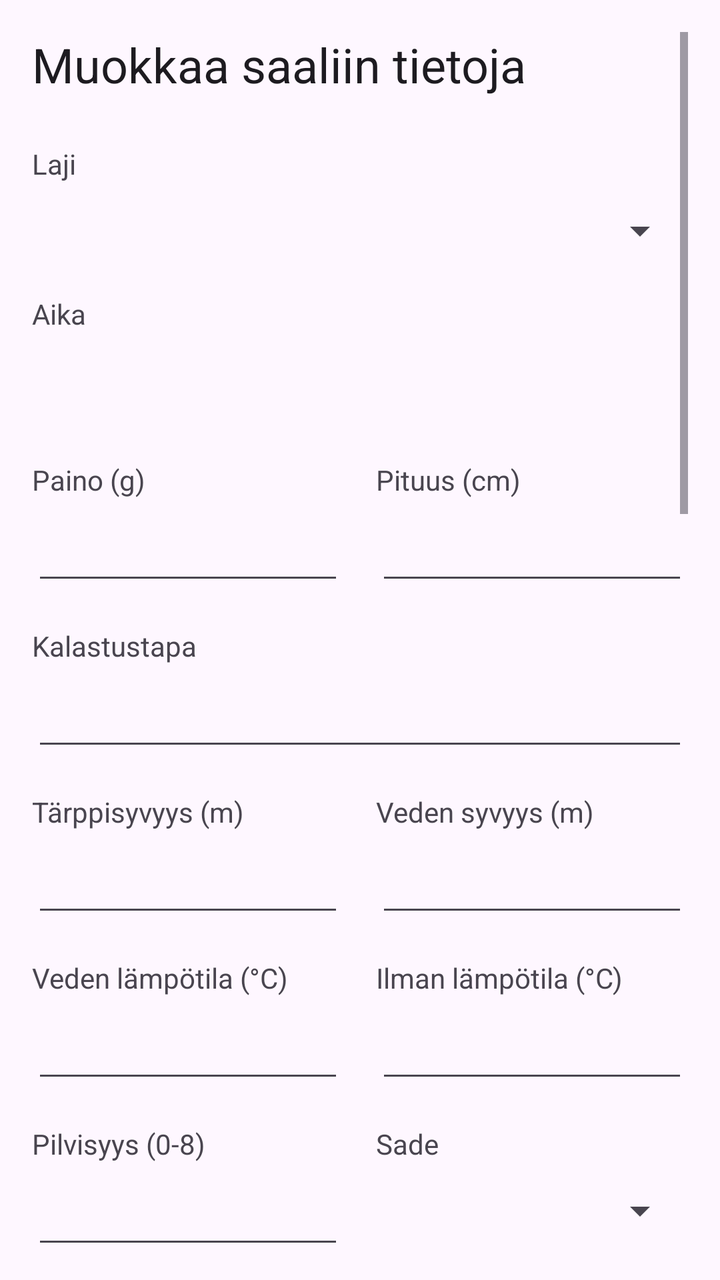
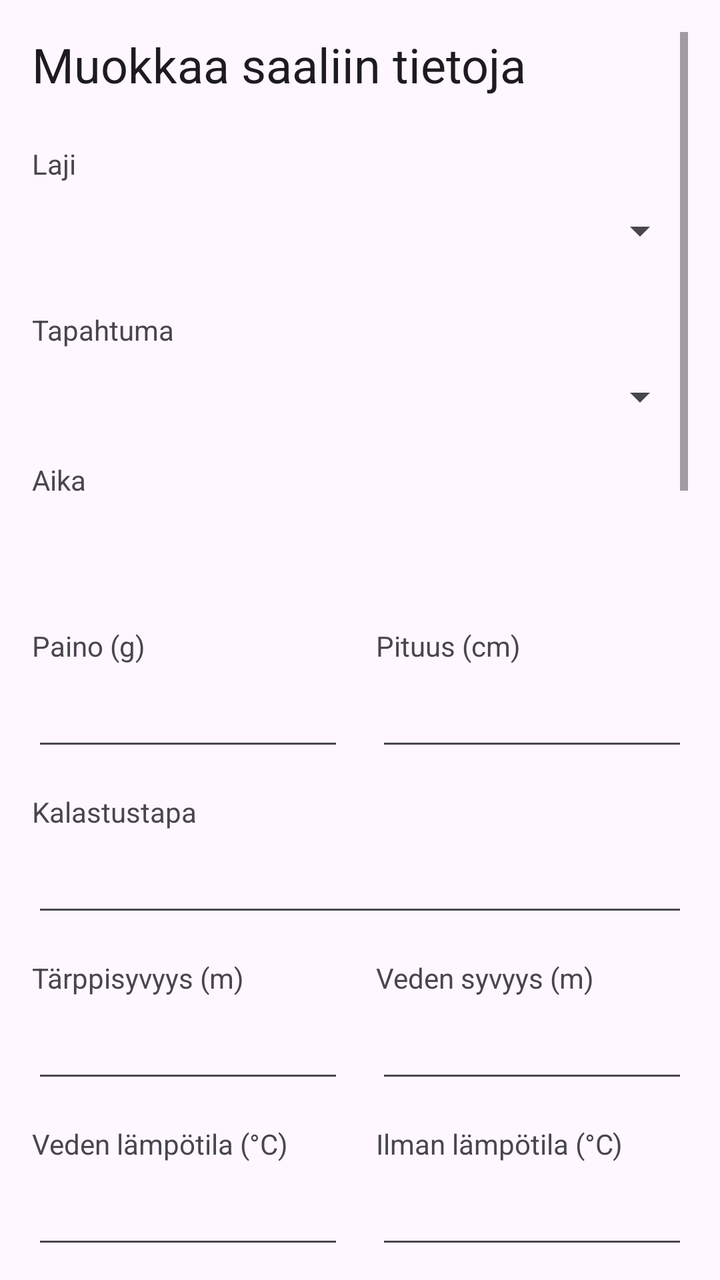

Screens rendered from an Android XML layout before and after an edit, with the pre-edit source and the edit as a unified diff.
<!-- AndroidManifest.xml: application theme Theme.KalaKartta -->
<!-- res/layout/activity_edit_catch.xml -->
<?xml version="1.0" encoding="utf-8"?>
<ScrollView xmlns:android="http://schemas.android.com/apk/res/android"
    xmlns:app="http://schemas.android.com/apk/res-auto"
    android:layout_width="match_parent"
    android:layout_height="match_parent"
    android:padding="16dp">

    <LinearLayout
        android:layout_width="match_parent"
        android:layout_height="wrap_content"
        android:orientation="vertical">

        <TextView
            android:layout_width="match_parent"
            android:layout_height="wrap_content"
            android:text="@string/edit_catch_title"
            android:textAppearance="@style/TextAppearance.AppCompat.Headline"
            android:layout_marginBottom="24dp" />

        <TextView
            android:id="@+id/speciesLabel"
            android:layout_width="match_parent"
            android:layout_height="wrap_content"
            android:text="@string/species" />
        <Spinner
            android:id="@+id/speciesSpinner"
            android:layout_width="match_parent"
            android:layout_height="wrap_content"
            android:minHeight="48dp"
            android:layout_marginBottom="8dp"
            android:saveEnabled="false" />

        <LinearLayout
            android:id="@+id/fishWeatherLayout"
            android:layout_width="match_parent"
            android:layout_height="wrap_content"
            android:orientation="vertical">

            <CheckBox
                android:id="@+id/autoWeatherCheckBox"
                android:layout_width="match_parent"
                android:layout_height="wrap_content"
                android:text="Lisää säätiedot automaattisesti"
                android:layout_marginBottom="4dp"
                android:visibility="gone" />

            <TextView
                android:id="@+id/nearestStationText"
                android:layout_width="match_parent"
                android:layout_height="wrap_content"
                android:text="Lähin sääasema: haetaan..."
                android:textSize="12sp"
                android:layout_marginBottom="16dp"
                android:visibility="gone" />
        </LinearLayout>

        <LinearLayout
            android:id="@+id/placeNameContainer"
            android:layout_width="match_parent"
            android:layout_height="wrap_content"
            android:orientation="vertical"
            android:visibility="gone">
            <TextView
                android:layout_width="match_parent"
                android:layout_height="wrap_content"
                android:text="@string/place_name" />
            <EditText
                android:id="@+id/placeNameEditText"
                android:layout_width="match_parent"
                android:layout_height="wrap_content"
                android:inputType="textCapSentences"
                android:minHeight="48dp"
                android:importantForAutofill="no" />
        </LinearLayout>

        <TextView
            android:layout_width="match_parent"
            android:layout_height="wrap_content"
            android:text="@string/time" />
        <Button
            android:id="@+id/dateTimeButton"
            style="@style/Widget.Material3.Button.TextButton"
            android:layout_width="match_parent"
            android:layout_height="wrap_content"
            android:layout_marginBottom="16dp"
            android:gravity="start|center_vertical"
            android:textAlignment="viewStart" />

        <LinearLayout
            android:id="@+id/fishSpecificFields"
            android:layout_width="match_parent"
            android:layout_height="wrap_content"
            android:orientation="vertical">

            <LinearLayout
                android:layout_width="match_parent"
                android:layout_height="wrap_content"
                android:orientation="horizontal"
                android:baselineAligned="false">
                <LinearLayout
                    android:layout_width="0dp"
                    android:layout_height="wrap_content"
                    android:layout_weight="1"
                    android:orientation="vertical"
                    android:layout_marginEnd="8dp">
                    <TextView
                        android:layout_width="match_parent"
                        android:layout_height="wrap_content"
                        android:text="@string/weight" />
                    <EditText
                        android:id="@+id/weightEditText"
                        android:layout_width="match_parent"
                        android:layout_height="wrap_content"
                        android:inputType="number"
                        android:minHeight="48dp"
                        android:importantForAutofill="no" />
                </LinearLayout>
                <LinearLayout
                    android:layout_width="0dp"
                    android:layout_height="wrap_content"
                    android:layout_weight="1"
                    android:orientation="vertical"
                    android:layout_marginStart="8dp">
                    <TextView
                        android:layout_width="match_parent"
                        android:layout_height="wrap_content"
                        android:text="@string/length" />
                    <EditText
                        android:id="@+id/lengthEditText"
                        android:layout_width="match_parent"
                        android:layout_height="wrap_content"
                        android:inputType="number"
                        android:minHeight="48dp"
                        android:importantForAutofill="no" />
                </LinearLayout>
            </LinearLayout>

            <TextView
                android:layout_width="match_parent"
                android:layout_height="wrap_content"
                android:text="@string/method"
                android:layout_marginTop="16dp" />
            <EditText
                android:id="@+id/methodEditText"
                android:layout_width="match_parent"
                android:layout_height="wrap_content"
                android:inputType="text"
                android:minHeight="48dp"
                android:importantForAutofill="no" />

            <LinearLayout
                android:layout_width="match_parent"
                android:layout_height="wrap_content"
                android:orientation="horizontal"
                android:baselineAligned="false"
                android:layout_marginTop="16dp">
                <LinearLayout
                    android:layout_width="0dp"
                    android:layout_height="wrap_content"
                    android:layout_weight="1"
                    android:orientation="vertical"
                    android:layout_marginEnd="8dp">
                    <TextView
                        android:layout_width="match_parent"
                        android:layout_height="wrap_content"
                        android:text="@string/strike_depth" />
                    <EditText
                        android:id="@+id/strikeDepthEditText"
                        android:layout_width="match_parent"
                        android:layout_height="wrap_content"
                        android:inputType="numberDecimal"
                        android:minHeight="48dp"
                        android:importantForAutofill="no" />
                </LinearLayout>
                <LinearLayout
                    android:layout_width="0dp"
                    android:layout_height="wrap_content"
                    android:layout_weight="1"
                    android:orientation="vertical"
                    android:layout_marginStart="8dp">
                    <TextView
                        android:layout_width="match_parent"
                        android:layout_height="wrap_content"
                        android:text="@string/water_depth" />
                    <EditText
                        android:id="@+id/waterDepthEditText"
                        android:layout_width="match_parent"
                        android:layout_height="wrap_content"
                        android:inputType="numberDecimal"
                        android:minHeight="48dp"
                        android:importantForAutofill="no" />
                </LinearLayout>
            </LinearLayout>

            <LinearLayout
                android:layout_width="match_parent"
                android:layout_height="wrap_content"
                android:orientation="horizontal"
                android:baselineAligned="false"
                android:layout_marginTop="16dp">
                <LinearLayout
                    android:layout_width="0dp"
                    android:layout_height="wrap_content"
                    android:layout_weight="1"
                    android:orientation="vertical"
                    android:layout_marginEnd="8dp">
                    <TextView
                        android:layout_width="match_parent"
                        android:layout_height="wrap_content"
                        android:text="@string/water_temp" />
                    <EditText
                        android:id="@+id/waterTempEditText"
                        android:layout_width="match_parent"
                        android:layout_height="wrap_content"
                        android:inputType="numberDecimal|numberSigned"
                        android:minHeight="48dp"
                        android:importantForAutofill="no" />
                </LinearLayout>
                <LinearLayout
                    android:layout_width="0dp"
                    android:layout_height="wrap_content"
                    android:layout_weight="1"
                    android:orientation="vertical"
                    android:layout_marginStart="8dp">
                    <TextView
                        android:layout_width="match_parent"
                        android:layout_height="wrap_content"
                        android:text="@string/air_temp" />
                    <EditText
                        android:id="@+id/airTempEditText"
                        android:layout_width="match_parent"
                        android:layout_height="wrap_content"
                        android:inputType="numberDecimal|numberSigned"
                        android:minHeight="48dp"
                        android:importantForAutofill="no" />
                </LinearLayout>
            </LinearLayout>

            <LinearLayout
                android:layout_width="match_parent"
                android:layout_height="wrap_content"
                android:orientation="horizontal"
                android:baselineAligned="false"
                android:layout_marginTop="16dp">
                <LinearLayout
                    android:layout_width="0dp"
                    android:layout_height="wrap_content"
                    android:layout_weight="1"
                    android:orientation="vertical"
                    android:layout_marginEnd="8dp">
                    <TextView
                        android:layout_width="match_parent"
                        android:layout_height="wrap_content"
                        android:text="@string/cloudiness" />
                    <EditText
                        android:id="@+id/cloudinessEditText"
                        android:layout_width="match_parent"
                        android:layout_height="wrap_content"
                        android:inputType="number"
                        android:minHeight="48dp"
                        android:importantForAutofill="no" />
                </LinearLayout>
                <LinearLayout
                    android:layout_width="0dp"
                    android:layout_height="wrap_content"
                    android:layout_weight="1"
                    android:orientation="vertical"
                    android:layout_marginStart="8dp">
                    <TextView
                        android:layout_width="match_parent"
                        android:layout_height="wrap_content"
                        android:text="@string/rain" />
                    <Spinner
                        android:id="@+id/rainSpinner"
                        android:layout_width="match_parent"
                        android:layout_height="wrap_content"
                        android:minHeight="48dp" />
                </LinearLayout>
            </LinearLayout>

            <LinearLayout
                android:layout_width="match_parent"
                android:layout_height="wrap_content"
                android:orientation="horizontal"
                android:baselineAligned="false"
                android:layout_marginTop="16dp">
                <LinearLayout
                    android:layout_width="0dp"
                    android:layout_height="wrap_content"
                    android:layout_weight="1"
                    android:orientation="vertical"
                    android:layout_marginEnd="8dp">
                    <TextView
                        android:layout_width="match_parent"
                        android:layout_height="wrap_content"
                        android:text="@string/rain_hour_mm" />
                    <EditText
                        android:id="@+id/rainHourMmEditText"
                        android:layout_width="match_parent"
                        android:layout_height="wrap_content"
                        android:inputType="numberDecimal"
                        android:minHeight="48dp"
                        android:importantForAutofill="no" />
                </LinearLayout>
                <LinearLayout
                    android:layout_width="0dp"
                    android:layout_height="wrap_content"
                    android:layout_weight="1"
                    android:orientation="vertical"
                    android:layout_marginStart="8dp">
                    <TextView
                        android:layout_width="match_parent"
                        android:layout_height="wrap_content"
                        android:text="@string/wind_speed" />
                    <EditText
                        android:id="@+id/windSpeedEditText"
                        android:layout_width="match_parent"
                        android:layout_height="wrap_content"
                        android:inputType="numberDecimal"
                        android:minHeight="48dp"
                        android:importantForAutofill="no" />
                </LinearLayout>
            </LinearLayout>
            <LinearLayout
                android:layout_width="match_parent"
                android:layout_height="wrap_content"
                android:orientation="horizontal"
                android:baselineAligned="false"
                android:layout_marginTop="16dp">
                <LinearLayout
                    android:layout_width="0dp"
                    android:layout_height="wrap_content"
                    android:layout_weight="1"
                    android:orientation="vertical"
                    android:layout_marginEnd="8dp">
                    <TextView
                        android:layout_width="match_parent"
                        android:layout_height="wrap_content"
                        android:text="@string/wind_direction" />
                    <LinearLayout
                        android:layout_width="match_parent"
                        android:layout_height="wrap_content"
                        android:orientation="horizontal"
                        android:gravity="center_vertical">
                        <EditText
                            android:id="@+id/windDirectionEditText"
                            android:layout_width="0dp"
                            android:layout_height="wrap_content"
                            android:layout_weight="1"
                            android:inputType="number"
                            android:minHeight="48dp"
                            android:importantForAutofill="no" />
                        <ImageView
                            android:id="@+id/windDirectionArrow"
                            android:layout_width="32dp"
                            android:layout_height="32dp"
                            android:layout_marginStart="8dp"
                            android:src="@drawable/ic_wind_arrow"
                            android:contentDescription="@string/wind_direction"
                            android:visibility="invisible" />
                    </LinearLayout>
                </LinearLayout>
                <View
                    android:layout_width="0dp"
                    android:layout_height="0dp"
                    android:layout_weight="1"
                    android:layout_marginStart="8dp" />
            </LinearLayout>

            <LinearLayout
                android:layout_width="match_parent"
                android:layout_height="wrap_content"
                android:orientation="horizontal"
                android:baselineAligned="false"
                android:layout_marginTop="16dp">
                <LinearLayout
                    android:layout_width="0dp"
                    android:layout_height="wrap_content"
                    android:layout_weight="1"
                    android:orientation="vertical"
                    android:layout_marginEnd="8dp">
                    <TextView
                        android:layout_width="match_parent"
                        android:layout_height="wrap_content"
                        android:text="@string/pressure" />
                    <EditText
                        android:id="@+id/pressureEditText"
                        android:layout_width="match_parent"
                        android:layout_height="wrap_content"
                        android:inputType="numberDecimal"
                        android:minHeight="48dp"
                        android:importantForAutofill="no" />
                </LinearLayout>
                <View
                    android:layout_width="0dp"
                    android:layout_height="0dp"
                    android:layout_weight="1"
                    android:layout_marginStart="8dp" />
            </LinearLayout>

            <TextView
                android:layout_width="match_parent"
                android:layout_height="wrap_content"
                android:text="@string/trip_notes"
                android:layout_marginTop="16dp" />
            <EditText
                android:id="@+id/tripNotesEditText"
                android:layout_width="match_parent"
                android:layout_height="wrap_content"
                android:inputType="textMultiLine"
                android:minLines="2"
                android:gravity="top"
                android:importantForAutofill="no" />
        </LinearLayout>

        <TextView
            android:layout_width="match_parent"
            android:layout_height="wrap_content"
            android:text="@string/additional_info"
            android:layout_marginTop="16dp" />
        <EditText
            android:id="@+id/additionalInfoEditText"
            android:layout_width="match_parent"
            android:layout_height="wrap_content"
            android:inputType="textMultiLine"
            android:minLines="2"
            android:gravity="top"
            android:importantForAutofill="no" />

        <LinearLayout
            android:layout_width="match_parent"
            android:layout_height="wrap_content"
            android:orientation="horizontal"
            android:baselineAligned="false"
            android:layout_marginTop="16dp">
            <LinearLayout
                android:layout_width="0dp"
                android:layout_height="wrap_content"
                android:layout_weight="1"
                android:orientation="vertical"
                android:layout_marginEnd="8dp">
                <TextView
                    android:layout_width="match_parent"
                    android:layout_height="wrap_content"
                    android:text="@string/latitude" />
                <EditText
                    android:id="@+id/latEditText"
                    android:layout_width="match_parent"
                    android:layout_height="wrap_content"
                    android:inputType="numberDecimal|numberSigned"
                    android:minHeight="48dp"
                    android:importantForAutofill="no" />
            </LinearLayout>
            <LinearLayout
                android:layout_width="0dp"
                android:layout_height="wrap_content"
                android:layout_weight="1"
                android:orientation="vertical"
                android:layout_marginStart="8dp">
                <TextView
                    android:layout_width="match_parent"
                    android:layout_height="wrap_content"
                    android:text="@string/longitude" />
                <EditText
                    android:id="@+id/lonEditText"
                    android:layout_width="match_parent"
                    android:layout_height="wrap_content"
                    android:inputType="numberDecimal|numberSigned"
                    android:minHeight="48dp"
                    android:importantForAutofill="no" />
            </LinearLayout>
        </LinearLayout>

        <com.google.android.material.button.MaterialButton
            android:id="@+id/saveButton"
            android:layout_width="match_parent"
            android:layout_height="wrap_content"
            android:layout_marginTop="32dp"
            android:text="@string/save"
            android:padding="16dp"
            app:shapeAppearanceOverlay="@style/ShapeAppearance.KalaKartta.Rounded" />

        <com.google.android.material.button.MaterialButton
            android:id="@+id/cancelButton"
            style="@style/Widget.Material3.Button.TextButton"
            android:layout_width="match_parent"
            android:layout_height="wrap_content"
            android:layout_marginTop="8dp"
            android:text="@string/cancel"
            android:padding="16dp" />

        <View
            android:layout_width="match_parent"
            android:layout_height="300dp" />

    </LinearLayout>
</ScrollView>
<!-- resources referenced by this layout -->
<resources>
  <!-- drawable ic_wind_arrow (drawable) -->
  <vector xmlns:android="http://schemas.android.com/apk/res/android"
      android:width="24dp"
      android:height="24dp"
      android:viewportWidth="24"
      android:viewportHeight="24">
      <path
          android:fillColor="#000000"
          android:pathData="M12,2L12,22M12,2L7,7M12,2L17,7"
          android:strokeColor="#000000"
          android:strokeWidth="1.5"
          android:strokeLineCap="round"
          android:strokeLineJoin="round" />
  </vector>
  <string name="additional_info">Lisätiedot</string>
  <string name="air_temp">Ilman lämpötila (°C)</string>
  <string name="cancel">Peruuta</string>
  <string name="cloudiness">Pilvisyys (0-8)</string>
  <string name="edit_catch_title">Muokkaa saaliin tietoja</string>
  <string name="latitude">Leveysaste (Lat)</string>
  <string name="length">Pituus (cm)</string>
  <string name="longitude">Pituusaste (Lon)</string>
  <string name="method">Kalastustapa</string>
  <string name="place_name">Paikan nimi</string>
  <string name="pressure">Ilmanpaine (hPa)</string>
  <string name="rain">Sade</string>
  <string name="rain_hour_mm">Sade (mm / h)</string>
  <string name="save">Tallenna</string>
  <string name="species">Laji</string>
  <string name="strike_depth">Tärppisyvyys (m)</string>
  <string name="time">Aika</string>
  <string name="trip_notes">Kalapäiväkirjan merkinnät</string>
  <string name="water_depth">Veden syvyys (m)</string>
  <string name="water_temp">Veden lämpötila (°C)</string>
  <string name="weight">Paino (g)</string>
  <string name="wind_direction">Tuulen suunta (astetta)</string>
  <string name="wind_speed">Tuulen nopeus (m/s)</string>
  <style name="ShapeAppearance.KalaKartta.Rounded" parent="">
          <item name="cornerSize">12dp</item>
      </style>
  <style name="Theme.KalaKartta" parent="Base.Theme.KalaKartta" />
  <style name="Base.Theme.KalaKartta" parent="Theme.Material3.DayNight.NoActionBar">
          
          
      </style>
</resources>

<!-- the commit's change to res/layout/activity_edit_catch.xml (unified diff, before → after) -->
@@ -29,6 +29,19 @@
             android:minHeight="48dp"
             android:layout_marginBottom="8dp"
             android:saveEnabled="false" />
+
+        <TextView
+            android:id="@+id/eventTypeLabel"
+            android:layout_width="match_parent"
+            android:layout_height="wrap_content"
+            android:text="Tapahtuma"
+            android:layout_marginTop="8dp" />
+        <Spinner
+            android:id="@+id/eventTypeSpinner"
+            android:layout_width="match_parent"
+            android:layout_height="wrap_content"
+            android:minHeight="48dp"
+            android:layout_marginBottom="8dp" />
 
         <LinearLayout
             android:id="@+id/fishWeatherLayout"
